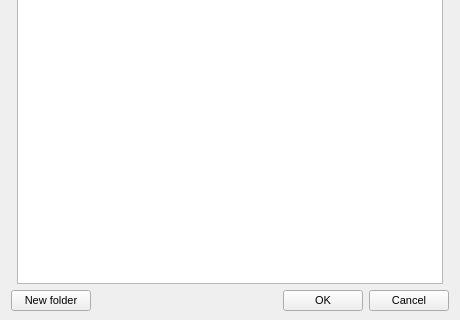
First picture: the form in Source/MEGASync/gui/macx/NodeSelector.ui, repository meganz/MEGAsync, before the edit; both pictures show x 0 to 460 and y 140 to 460 of the 460 by 460 pixel window.
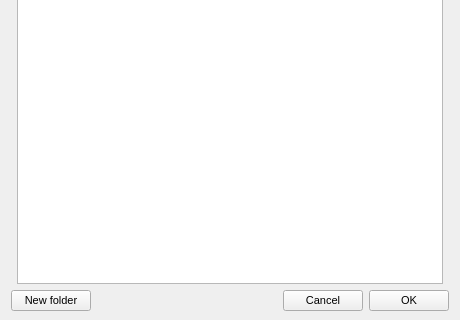
Second picture: the form after the edit.

Patch:
```diff
--- a/Source/MEGASync/gui/macx/NodeSelector.ui
+++ b/Source/MEGASync/gui/macx/NodeSelector.ui
@@ -141,6 +141,19 @@
         </property>
        </spacer>
       </item>
+      <item>
+       <widget class="QPushButton" name="bCancel">
+        <property name="styleSheet">
+         <string notr="true"/>
+        </property>
+        <property name="text">
+         <string>Cancel</string>
+        </property>
+        <property name="autoDefault">
+         <bool>false</bool>
+        </property>
+       </widget>
+      </item>
       <item>
        <widget class="QPushButton" name="bOk">
         <property name="focusPolicy">
@@ -161,19 +174,6 @@
         </property>
        </widget>
       </item>
-      <item>
-       <widget class="QPushButton" name="bCancel">
-        <property name="styleSheet">
-         <string notr="true"/>
-        </property>
-        <property name="text">
-         <string>Cancel</string>
-        </property>
-        <property name="autoDefault">
-         <bool>false</bool>
-        </property>
-       </widget>
-      </item>
      </layout>
     </widget>
    </item>
```
Left out of the diff: 3 changed lines with no effect on the pictures.
